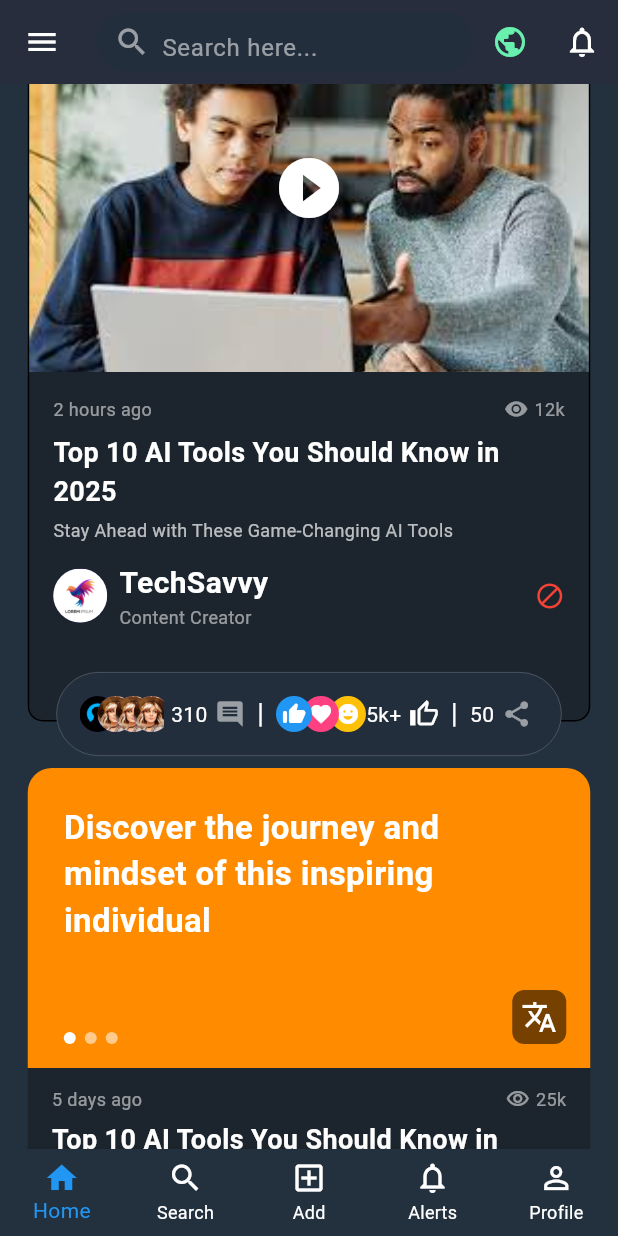
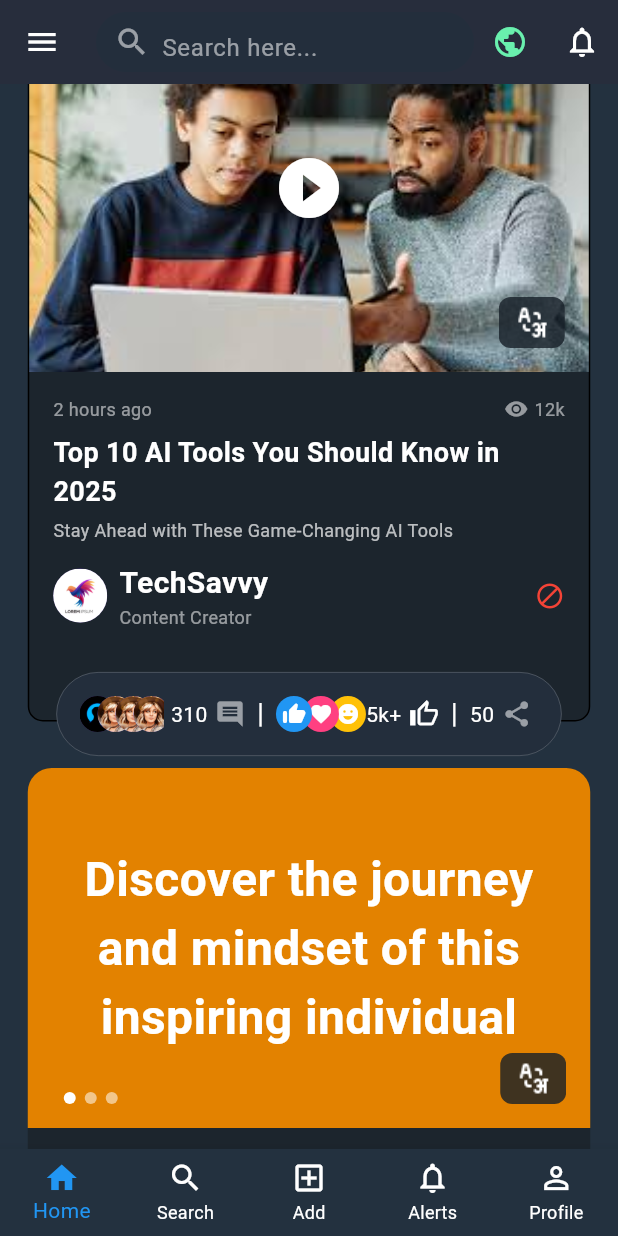
Before and after one commit to rajni2002491/BlueCs, a Flutter app: the screen it shows after launch, scrolled down 1152 dp, on a phone screen of 412 x 824 dp. Run offline on Flutter 3.47's test engine with Material 3 defaults, Android fonts, the phone set to English and light mode, and no system bars.

Commit message:
translate icon added

```diff
--- a/lib/widgets.dart
+++ b/lib/widgets.dart
@@ -25,6 +25,8 @@ class PostCard extends StatelessWidget {
               Column(
                 crossAxisAlignment: CrossAxisAlignment.start,
                 children: [
+                  Stack(
+                    children: [
                       ClipRRect(
                         borderRadius: const BorderRadius.only(
                           topLeft: Radius.circular(16),
@@ -36,6 +38,23 @@ class PostCard extends StatelessWidget {
                           height: 246,
                           fit: BoxFit.cover,
                         ),
+                      ),
+                      Positioned(
+                        bottom: 16,
+                        right: 16,
+                        child: ClipRRect(
+                          borderRadius: BorderRadius.circular(8),
+                          child: SizedBox(
+                            width: 44,
+                            height: 34,
+                            child: Image.asset(
+                              'assets/images/language.png',
+                              fit: BoxFit.cover,
+                            ),
+                          ),
+                        ),
+                      ),
+                    ],
                   ),
                   Padding(
                     padding: const EdgeInsets.all(16.0),
@@ -158,6 +177,21 @@ class VideoCard extends StatelessWidget {
                               color: Colors.white, size: 48),
                         ),
                       ),
+                      Positioned(
+                        bottom: 16,
+                        right: 16,
+                        child: ClipRRect(
+                          borderRadius: BorderRadius.circular(8),
+                          child: SizedBox(
+                            width: 44,
+                            height: 34,
+                            child: Image.asset(
+                              'assets/images/language.png',
+                              fit: BoxFit.cover,
+                            ),
+                          ),
+                        ),
+                      ),
                     ],
                   ),
                   Padding(
@@ -263,9 +297,9 @@ class TextCard extends StatelessWidget {
                 children: [
                   // Orange Top Section
                   Container(
-                    height: 200,
+                    height: 240,
                     decoration: const BoxDecoration(
-                      color: Color(0xFFFF8C00),
+                      color: Color(0xFFE38200),
                       borderRadius: BorderRadius.only(
                         topLeft: Radius.circular(16),
                         topRight: Radius.circular(16),
@@ -273,14 +307,18 @@ class TextCard extends StatelessWidget {
                     ),
                     child: Stack(
                       children: [
-                        const Padding(
-                          padding: EdgeInsets.all(24.0),
+                        Center(
+                          child: Padding(
+                            padding:
+                                const EdgeInsets.symmetric(horizontal: 24.0),
                             child: Text(
                               'Discover the journey and mindset of this inspiring individual',
+                              textAlign: TextAlign.center,
                               style: TextStyle(
                                 color: Colors.white,
                                 fontWeight: FontWeight.bold,
-                              fontSize: 22,
+                                fontSize: 32,
+                              ),
                             ),
                           ),
                         ),
@@ -288,14 +326,16 @@ class TextCard extends StatelessWidget {
                         Positioned(
                           bottom: 16,
                           right: 16,
-                          child: Container(
-                            padding: const EdgeInsets.all(6),
-                            decoration: BoxDecoration(
-                              color: Colors.black54,
+                          child: ClipRRect(
                             borderRadius: BorderRadius.circular(8),
+                            child: SizedBox(
+                              width: 44,
+                              height: 34,
+                              child: Image.asset(
+                                'assets/images/language.png',
+                                fit: BoxFit.cover,
                               ),
-                            child: const Icon(Icons.translate,
-                                color: Colors.white),
+                            ),
                           ),
                         ),
                         // Page indicator
```
Also changed, not shown: assets/images/language.png (added). Lines whose indentation alone changed are shown as unchanged.
